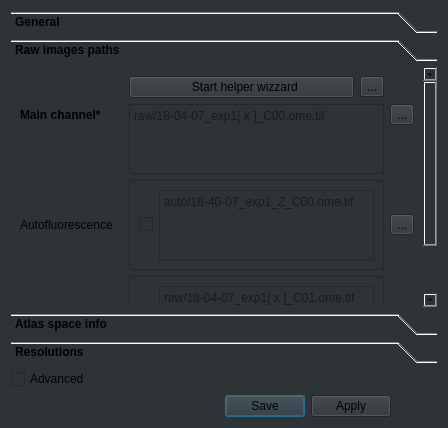
First picture: the form in ClearMap/gui/creator/sample_tab.ui, repository ClearAnatomics/ClearMap, before the edit.
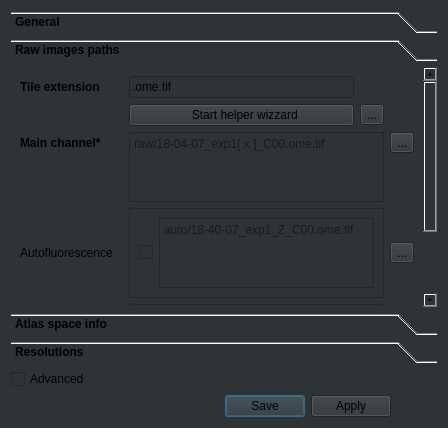
Second picture: the form after the edit. The open tabs and pages were chosen to show the change. Icons and pictures are not drawn.

Commit message: Adds option to select file extension for tiles for pattern finder in GUI

```diff
--- a/ClearMap/gui/creator/sample_tab.ui
+++ b/ClearMap/gui/creator/sample_tab.ui
@@ -175,67 +175,79 @@
           <x>0</x>
           <y>0</y>
           <width>414</width>
-          <height>310</height>
+          <height>339</height>
          </rect>
         </property>
         <attribute name="label">
          <string>Raw images paths</string>
         </attribute>
         <layout class="QGridLayout" name="gridLayout">
-         <item row="0" column="1">
-          <widget class="QPushButton" name="launchPatternWizzardPushButton">
-           <property name="toolTip">
-            <string>Launch the paths helper wizard popup window</string>
-           </property>
-           <property name="whatsThis">
-            <string>&lt;html&gt;&lt;head/&gt;&lt;body&gt;&lt;p&gt;This will &lt;span style=&quot; font-weight:700;&quot;&gt;open a new window with a wizard&lt;/span&gt; to help you construct the patterns for the paths.&lt;/p&gt;&lt;p&gt;&lt;span style=&quot; font-weight:700;&quot;&gt;For each channel&lt;/span&gt;:&lt;/p&gt;&lt;p&gt;    ∙ Select what type this channel is (autofluorescence, raw ...)&lt;/p&gt;&lt;p&gt;    ∙ For each group of digits highlighted as question marks, select the corresponding axis from the drop down menu.&lt;/p&gt;&lt;p&gt;    ∙ Click &amp;quot;Validate&amp;quot;&lt;br/&gt;&lt;/p&gt;&lt;p&gt;&lt;span style=&quot; font-weight:700;&quot;&gt;Once done, click &amp;quot;Apply&amp;quot;&lt;/span&gt;&lt;/p&gt;&lt;/body&gt;&lt;/html&gt;</string>
-           </property>
-           <property name="text">
-            <string>  Start helper wizzard</string>
-           </property>
-           <property name="icon">
-            <iconset resource="icons.qrc">
-             <normaloff>:/icons/icons/magic_wand.svg</normaloff>:/icons/icons/magic_wand.svg</iconset>
-           </property>
-          </widget>
-         </item>
-         <item row="0" column="2">
-          <widget class="QToolButton" name="patternWizzardBtnInfoToolButton">
-           <property name="text">
-            <string>...</string>
-           </property>
-           <property name="icon">
-            <iconset resource="icons.qrc">
-             <normaloff>:/icons/icons/info.svg</normaloff>:/icons/icons/info.svg</iconset>
-           </property>
-          </widget>
-         </item>
-         <item row="1" column="0">
-          <widget class="QLabel" name="mainChannelPathLbl">
-           <property name="font">
-            <font>
-             <bold>true</bold>
-            </font>
-           </property>
-           <property name="toolTip">
-            <string>The main channel color of your sample</string>
-           </property>
-           <property name="whatsThis">
-            <string>&lt;html&gt;&lt;head/&gt;&lt;body&gt;&lt;p&gt;The main channel color of your sample.&lt;/p&gt;&lt;p&gt;This is usually the channel with &lt;span style=&quot; font-weight:700;&quot;&gt;cells or vessels&lt;/span&gt;.&lt;/p&gt;&lt;p&gt;This is a relative path (from the sample directory) and the channel digits are witten as follows&lt;/p&gt;&lt;p&gt;&lt;span style=&quot; font-style:italic;&quot;&gt;&amp;lt;AXIS,n_digits&amp;gt;&lt;/span&gt;&lt;/p&gt;&lt;p&gt;with axis begin one of XYZ in caps. The number of digits includes the number of 0.&lt;/p&gt;&lt;/body&gt;&lt;/html&gt;</string>
-           </property>
-           <property name="text">
-            <string>Main channel*</string>
-           </property>
-          </widget>
-         </item>
-         <item row="1" column="1" rowspan="2" colspan="2">
+         <item row="2" column="1" rowspan="2" colspan="2">
           <widget class="QPlainTextEdit" name="rawPath">
            <property name="placeholderText">
             <string>raw/18-04-07_exp1[&lt;Y,2&gt; x &lt;X,2&gt;]_C00.ome.tif</string>
            </property>
           </widget>
          </item>
-         <item row="3" column="0">
+         <item row="5" column="1" colspan="2">
+          <widget class="QFrame" name="arteriesPathOptionalPlainTextEdit">
+           <property name="frameShape">
+            <enum>QFrame::StyledPanel</enum>
+           </property>
+           <property name="frameShadow">
+            <enum>QFrame::Raised</enum>
+           </property>
+           <property name="disabledValue" stdset="0">
+            <string>None</string>
+           </property>
+           <layout class="QHBoxLayout" name="horizontalLayout_14">
+            <item>
+             <widget class="QCheckBox" name="arteriesCheckBox">
+              <property name="text">
+               <string/>
+              </property>
+             </widget>
+            </item>
+            <item>
+             <widget class="QPlainTextEdit" name="arteriesPathLineEdit">
+              <property name="placeholderText">
+               <string>raw/18-04-07_exp1[&lt;Y,2&gt; x &lt;X,2&gt;]_C01.ome.tif</string>
+              </property>
+             </widget>
+            </item>
+           </layout>
+          </widget>
+         </item>
+         <item row="2" column="3">
+          <widget class="QToolButton" name="mainChannelPathInfoToolButton">
+           <property name="text">
+            <string>...</string>
+           </property>
+           <property name="icon">
+            <iconset resource="icons.qrc">
+             <normaloff>:/icons/icons/info.svg</normaloff>:/icons/icons/info.svg</iconset>
+           </property>
+          </widget>
+         </item>
+         <item row="2" column="0">
+          <widget class="QLabel" name="mainChannelPathLbl">
+           <property name="font">
+            <font>
+             <bold>true</bold>
+            </font>
+           </property>
+           <property name="toolTip">
+            <string>The main channel color of your sample</string>
+           </property>
+           <property name="whatsThis">
+            <string>&lt;html&gt;&lt;head/&gt;&lt;body&gt;&lt;p&gt;The main channel color of your sample.&lt;/p&gt;&lt;p&gt;This is usually the channel with &lt;span style=&quot; font-weight:700;&quot;&gt;cells or vessels&lt;/span&gt;.&lt;/p&gt;&lt;p&gt;This is a relative path (from the sample directory) and the channel digits are witten as follows&lt;/p&gt;&lt;p&gt;&lt;span style=&quot; font-style:italic;&quot;&gt;&amp;lt;AXIS,n_digits&amp;gt;&lt;/span&gt;&lt;/p&gt;&lt;p&gt;with axis begin one of XYZ in caps. The number of digits includes the number of 0.&lt;/p&gt;&lt;/body&gt;&lt;/html&gt;</string>
+           </property>
+           <property name="text">
+            <string>Main channel*</string>
+           </property>
+          </widget>
+         </item>
+         <item row="4" column="0">
           <widget class="QLabel" name="autofluoChannelPathLbl">
            <property name="toolTip">
             <string>The reference channel</string>
@@ -248,7 +260,40 @@
            </property>
           </widget>
          </item>
-         <item row="3" column="1" colspan="2">
+         <item row="1" column="2">
+          <widget class="QToolButton" name="patternWizzardBtnInfoToolButton">
+           <property name="text">
+            <string>...</string>
+           </property>
+           <property name="icon">
+            <iconset resource="icons.qrc">
+             <normaloff>:/icons/icons/info.svg</normaloff>:/icons/icons/info.svg</iconset>
+           </property>
+          </widget>
+         </item>
+         <item row="4" column="3">
+          <widget class="QToolButton" name="autofluoChannelPathInfoToolButton">
+           <property name="text">
+            <string>...</string>
+           </property>
+           <property name="icon">
+            <iconset resource="icons.qrc">
+             <normaloff>:/icons/icons/info.svg</normaloff>:/icons/icons/info.svg</iconset>
+           </property>
+          </widget>
+         </item>
+         <item row="5" column="3">
+          <widget class="QToolButton" name="secondaryChannelPathInfoToolButton">
+           <property name="text">
+            <string>...</string>
+           </property>
+           <property name="icon">
+            <iconset resource="icons.qrc">
+             <normaloff>:/icons/icons/info.svg</normaloff>:/icons/icons/info.svg</iconset>
+           </property>
+          </widget>
+         </item>
+         <item row="4" column="1" colspan="2">
           <widget class="QFrame" name="autofluoPathOptionalPlainTextEdit">
            <property name="frameShape">
             <enum>QFrame::StyledPanel</enum>
@@ -277,18 +322,7 @@
            </layout>
           </widget>
          </item>
-         <item row="3" column="3">
-          <widget class="QToolButton" name="autofluoChannelPathInfoToolButton">
-           <property name="text">
-            <string>...</string>
-           </property>
-           <property name="icon">
-            <iconset resource="icons.qrc">
-             <normaloff>:/icons/icons/info.svg</normaloff>:/icons/icons/info.svg</iconset>
-           </property>
-          </widget>
-         </item>
-         <item row="4" column="0">
+         <item row="5" column="0">
           <widget class="QLabel" name="secondaryChannelPathLbl">
            <property name="toolTip">
             <string>Second data channel</string>
@@ -301,39 +335,16 @@
            </property>
           </widget>
          </item>
-         <item row="4" column="1" colspan="2">
-          <widget class="QFrame" name="arteriesPathOptionalPlainTextEdit">
-           <property name="frameShape">
-            <enum>QFrame::StyledPanel</enum>
+         <item row="1" column="1">
+          <widget class="QPushButton" name="launchPatternWizzardPushButton">
+           <property name="toolTip">
+            <string>Launch the paths helper wizard popup window</string>
            </property>
-           <property name="frameShadow">
-            <enum>QFrame::Raised</enum>
+           <property name="whatsThis">
+            <string>&lt;html&gt;&lt;head/&gt;&lt;body&gt;&lt;p&gt;This will &lt;span style=&quot; font-weight:700;&quot;&gt;open a new window with a wizard&lt;/span&gt; to help you construct the patterns for the paths.&lt;/p&gt;&lt;p&gt;&lt;span style=&quot; font-weight:700;&quot;&gt;For each channel&lt;/span&gt;:&lt;/p&gt;&lt;p&gt;    ∙ Select what type this channel is (autofluorescence, raw ...)&lt;/p&gt;&lt;p&gt;    ∙ For each group of digits highlighted as question marks, select the corresponding axis from the drop down menu.&lt;/p&gt;&lt;p&gt;    ∙ Click &amp;quot;Validate&amp;quot;&lt;br/&gt;&lt;/p&gt;&lt;p&gt;&lt;span style=&quot; font-weight:700;&quot;&gt;Once done, click &amp;quot;Apply&amp;quot;&lt;/span&gt;&lt;/p&gt;&lt;/body&gt;&lt;/html&gt;</string>
            </property>
-           <property name="disabledValue" stdset="0">
-            <string>None</string>
-           </property>
-           <layout class="QHBoxLayout" name="horizontalLayout_14">
-            <item>
-             <widget class="QCheckBox" name="arteriesCheckBox">
-              <property name="text">
-               <string/>
-              </property>
-             </widget>
-            </item>
-            <item>
-             <widget class="QPlainTextEdit" name="arteriesPathLineEdit">
-              <property name="placeholderText">
-               <string>raw/18-04-07_exp1[&lt;Y,2&gt; x &lt;X,2&gt;]_C01.ome.tif</string>
-              </property>
-             </widget>
-            </item>
-           </layout>
-          </widget>
-         </item>
-         <item row="4" column="3">
-          <widget class="QToolButton" name="secondaryChannelPathInfoToolButton">
            <property name="text">
-            <string>...</string>
+            <string>  Start helper wizzard</string>
            </property>
            <property name="icon">
             <iconset resource="icons.qrc">
@@ -341,14 +352,28 @@
            </property>
           </widget>
          </item>
-         <item row="1" column="3">
-          <widget class="QToolButton" name="mainChannelPathInfoToolButton">
+         <item row="0" column="0">
+          <widget class="QLabel" name="mainChannelPathLbl_2">
+           <property name="font">
+            <font>
+             <bold>true</bold>
+            </font>
+           </property>
+           <property name="toolTip">
+            <string>The main channel color of your sample</string>
+           </property>
+           <property name="whatsThis">
+            <string>&lt;html&gt;&lt;head/&gt;&lt;body&gt;&lt;p&gt;The main channel color of your sample.&lt;/p&gt;&lt;p&gt;This is usually the channel with &lt;span style=&quot; font-weight:700;&quot;&gt;cells or vessels&lt;/span&gt;.&lt;/p&gt;&lt;p&gt;This is a relative path (from the sample directory) and the channel digits are witten as follows&lt;/p&gt;&lt;p&gt;&lt;span style=&quot; font-style:italic;&quot;&gt;&amp;lt;AXIS,n_digits&amp;gt;&lt;/span&gt;&lt;/p&gt;&lt;p&gt;with axis begin one of XYZ in caps. The number of digits includes the number of 0.&lt;/p&gt;&lt;/body&gt;&lt;/html&gt;</string>
+           </property>
            <property name="text">
-            <string>...</string>
+            <string>Tile extension</string>
            </property>
-           <property name="icon">
-            <iconset resource="icons.qrc">
-             <normaloff>:/icons/icons/info.svg</normaloff>:/icons/icons/info.svg</iconset>
+          </widget>
+         </item>
+         <item row="0" column="1">
+          <widget class="QLineEdit" name="tileExtensionLineEdit">
+           <property name="text">
+            <string>.ome.tif</string>
            </property>
           </widget>
          </item>
```
Left out of the diff: 10 changed lines with no effect on the pictures. The commit also changes 6 other files.
